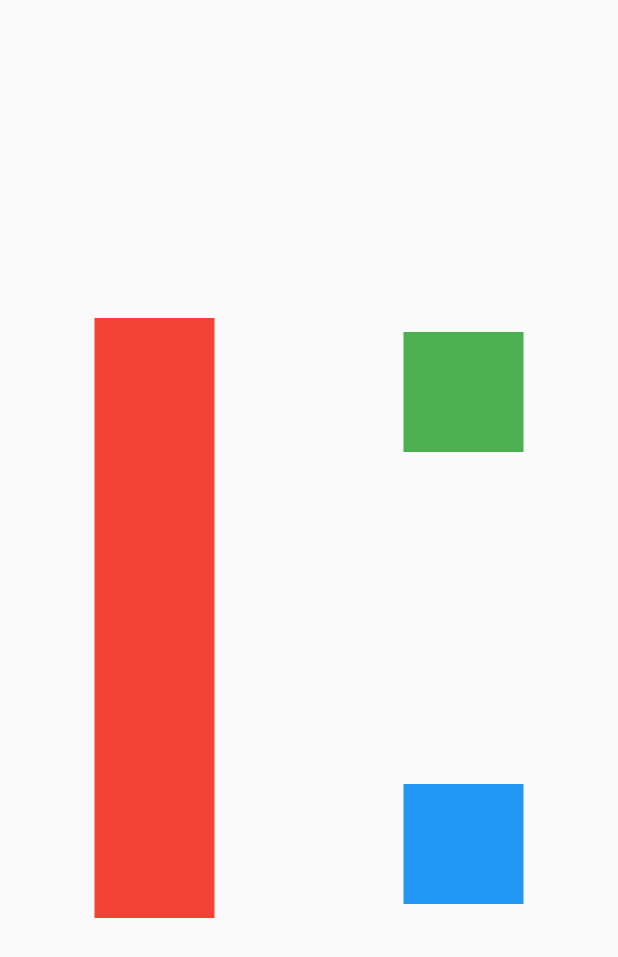
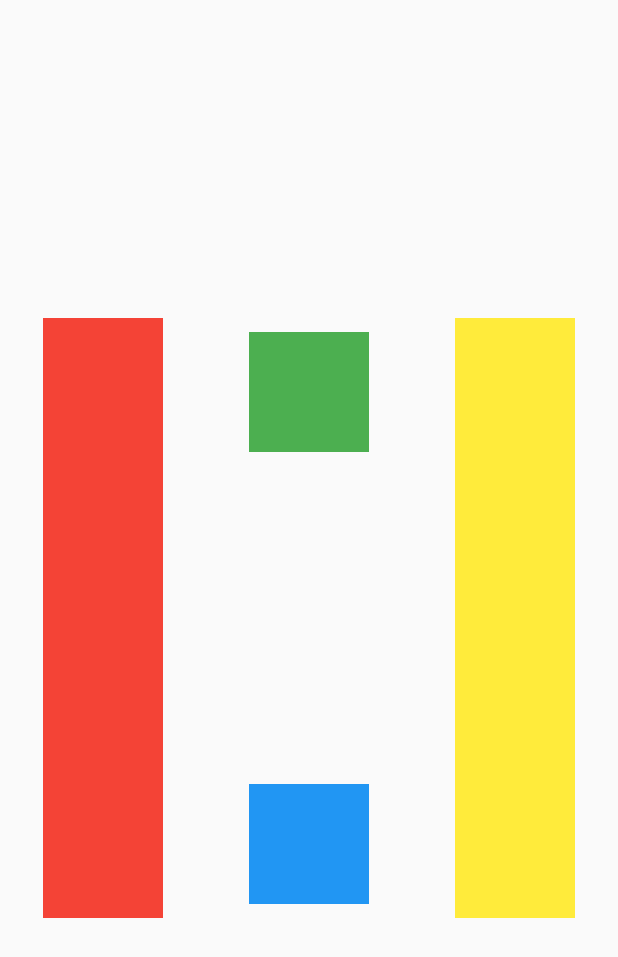
Before and after one commit to crishard/Flutter_apps, a Flutter app: the screen it shows after launch, on a phone screen of 412 x 824 dp. Shown: the top 957 px of the screen. Run offline on Flutter 3.47's test engine with Material 2 defaults, Android fonts, the phone set to English and light mode, and no system bars.

Commit message:
criando último container

```diff
--- a/containerapp/lib/main.dart
+++ b/containerapp/lib/main.dart
@@ -50,6 +50,11 @@ class _MyHomePageState extends State<MyHomePage> {
                   color: Colors.blue,
                 ),
               ],
+            ),
+            Container(
+              width: 80,
+              height: 400,
+              color: Colors.yellow,
             )
           ]
         ),
```
